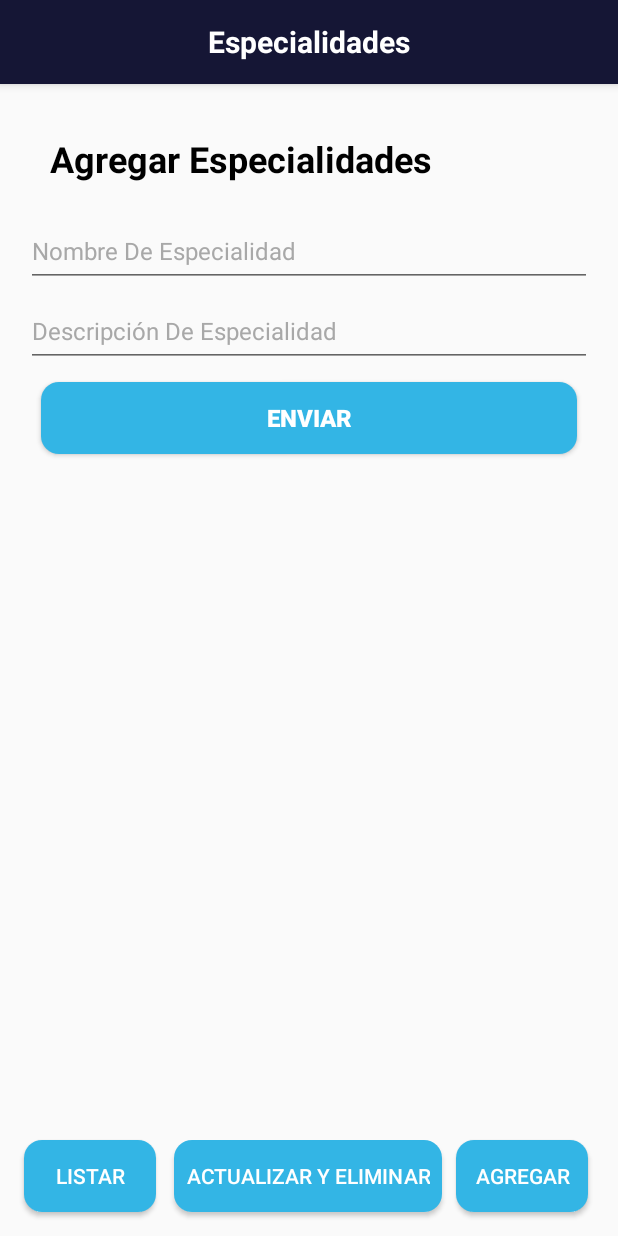
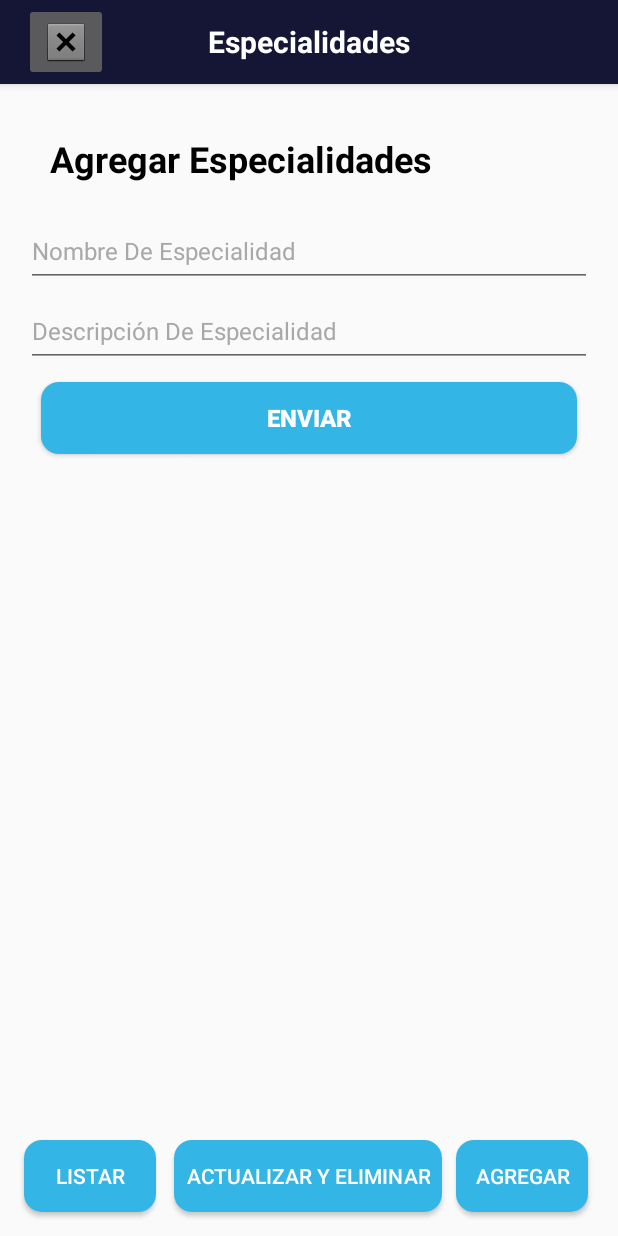
Before and after one commit to ReservasMedicasMobile/ReservasMedicasMobile, an Android app: the especialidades screen opened directly, with no data from a screen before it, after a tap on "AGREGAR", on a phone screen of 412 x 824 dp. Run offline under Robolectric (Android 15) with nearby library versions, the phone set to English and light mode, and no system bars; our stand-ins replace Volley; network calls fail; Roboto replaces fonts that are not available here; 1 statement that could not run was skipped.

```diff
--- a/app/src/main/java/com/example/reservasmedicasmobile/especialidades.java
+++ b/app/src/main/java/com/example/reservasmedicasmobile/especialidades.java
@@ -35,7 +35,7 @@ public class especialidades extends AppCompatActivity {
     private FrameLayout ListaEspecialidadFragment;
     private TextView textViewEspecialidades;
     private RequestQueue rq;
-    private Button btnLogoutes;
+    private Button imageButton, btnLogoutes;
 
 
     @Override
@@ -53,6 +53,7 @@ public class especialidades extends AppCompatActivity {
         getSupportFragmentManager().beginTransaction().add(R.id.frameLayout1, new ListaEspecialidadFragment()).commit();
 
         rq = Volley.newRequestQueue(this);
+
 
 
 
@@ -74,6 +75,7 @@ public class especialidades extends AppCompatActivity {
 
     }
 
+
     private void startActivity() {
         Intent intent = new Intent(especialidades.this, MainActivity.class);
         startActivity(intent);
@@ -84,6 +86,11 @@ public class especialidades extends AppCompatActivity {
 
     }
 
+    public void volver(View v){
+        Intent intent = new Intent(especialidades.this, MainActivity.class);
+        startActivity(intent);
+    }
+
     public void agregar(View v){
 
         getSupportFragmentManager().beginTransaction().replace(R.id.frameLayout1, new AgregarEspecialidadFragment()).commit();
@@ -92,4 +99,5 @@ public class especialidades extends AppCompatActivity {
     public void Actualizar(View v){
         getSupportFragmentManager().beginTransaction().replace(R.id.frameLayout1, new ActualizarEspcialidadFragment()).commit();
     }
+
 }
--- a/app/src/main/res/layout/activity_especialidades.xml
+++ b/app/src/main/res/layout/activity_especialidades.xml
@@ -33,19 +33,28 @@
             android:textSize="20sp"
             android:textStyle="bold" />
 
+        <ImageButton
+            android:id="@+id/botonVolver"
+            android:layout_width="wrap_content"
+            android:layout_height="wrap_content"
+            android:onClick="volver"
+            android:src="@android:drawable/btn_dialog"
+            tools:layout_editor_absoluteX="16dp"
+            tools:layout_editor_absoluteY="6dp" />
 
 
     </androidx.appcompat.widget.Toolbar>
+
 
     <Button
         android:id="@+id/listar"
         android:layout_width="wrap_content"
         android:layout_height="wrap_content"
         android:layout_marginBottom="16dp"
+        android:background="@drawable/rounded_button"
+        android:backgroundTint="@android:color/holo_blue_light"
         android:onClick="listar"
         android:text="listar"
-        android:backgroundTint="@android:color/holo_blue_light"
-        android:background="@drawable/rounded_button"
         android:textColor="@color/white"
         app:layout_constraintBottom_toBottomOf="parent"
         app:layout_constraintEnd_toEndOf="parent"
@@ -73,10 +82,10 @@
         android:layout_height="wrap_content"
         android:layout_marginStart="304dp"
         android:layout_marginBottom="16dp"
+        android:background="@drawable/rounded_button"
+        android:backgroundTint="@android:color/holo_blue_light"
         android:onClick="agregar"
         android:text="Agregar"
-        android:backgroundTint="@android:color/holo_blue_light"
-        android:background="@drawable/rounded_button"
         android:textColor="@color/white"
         app:layout_constraintBottom_toBottomOf="parent"
         app:layout_constraintStart_toStartOf="parent" />
@@ -86,10 +95,10 @@
         android:layout_width="wrap_content"
         android:layout_height="wrap_content"
         android:layout_marginBottom="16dp"
+        android:background="@drawable/rounded_button"
+        android:backgroundTint="@android:color/holo_blue_light"
         android:onClick="Actualizar"
         android:text="Actualizar y Eliminar"
-        android:backgroundTint="@android:color/holo_blue_light"
-        android:background="@drawable/rounded_button"
         android:textColor="@color/white"
         app:layout_constraintBottom_toBottomOf="parent"
         app:layout_constraintEnd_toEndOf="parent"
--- a/app/src/main/res/layout/activity_pacientes.xml
+++ b/app/src/main/res/layout/activity_pacientes.xml
@@ -24,7 +24,7 @@
         app:layout_constraintTop_toTopOf="parent" />
 
     <LinearLayout
-        android:id="@+id/bottomLayout"
+        android:id="@+id/bottomvolver"
         android:layout_width="match_parent"
         android:layout_height="0dp"
         android:layout_marginTop="10dp"
```
Also changed, not shown: app/src/main/java/com/example/reservasmedicasmobile/pacientes.java (+4 -4 lines), app/src/main/java/com/example/reservasmedicasmobile/turnos.java (+10 -3 lines).
